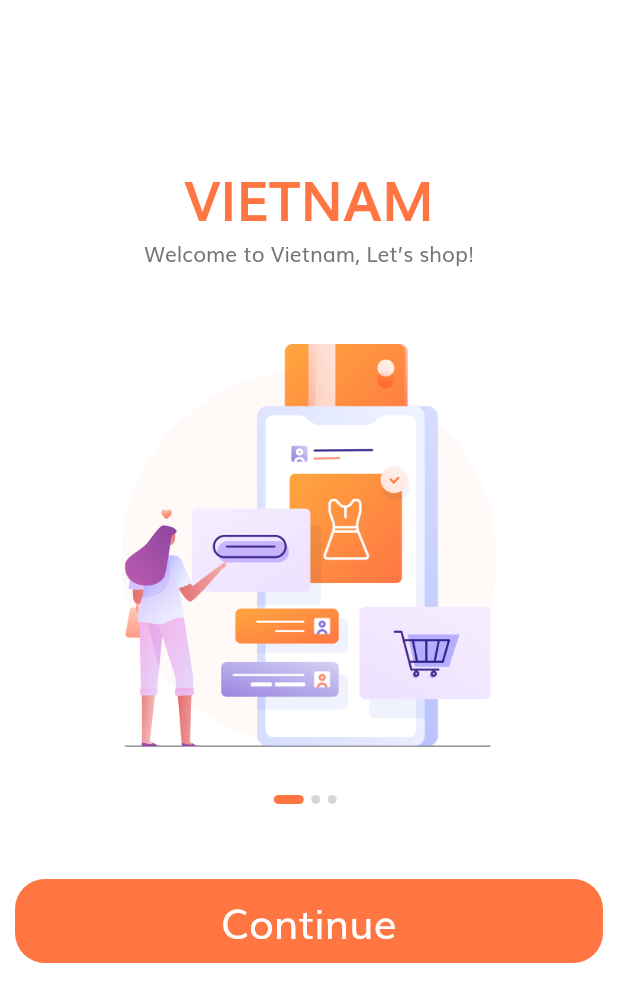
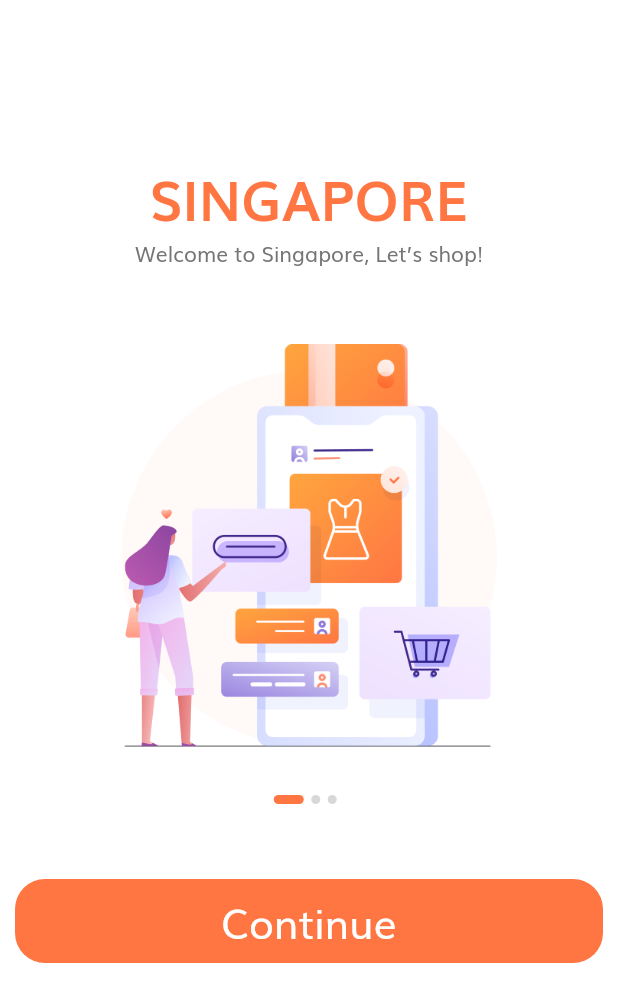
Before and after one commit to sun1211/commerce_app, a Flutter app: the screen it shows after launch, on a phone screen of 412 x 824 dp. Shown: the top 1002 px of the screen. Run offline on Flutter 3.47's test engine with Material 2 defaults, Android fonts, the phone set to English and light mode, and no system bars; our stand-ins replace flutter_svg.

Commit message:
update readme + screen picture

```diff
--- a/lib/screens/splash/components/body.dart
+++ b/lib/screens/splash/components/body.dart
@@ -14,7 +14,7 @@ class _BodyState extends State<Body> {
   int currentPage = 0;
   List<Map<String, String>> splashData = [
     {
-      "text": "Welcome to Vietnam, Let’s shop!",
+      "text": "Welcome to Singapore, Let’s shop!",
       "image": "assets/images/splash_1.png"
     },
     {
--- a/lib/screens/splash/components/splash_content.dart
+++ b/lib/screens/splash/components/splash_content.dart
@@ -17,7 +17,7 @@ class SplashContent extends StatelessWidget {
         mainAxisAlignment: MainAxisAlignment.end,
         children: [
           Text(
-            "VIETNAM",
+            "SINGAPORE",
             style: TextStyle(
               fontSize: 36,
               color: kPrimaryColor,
```
Also changed, not shown: 4 other files.
